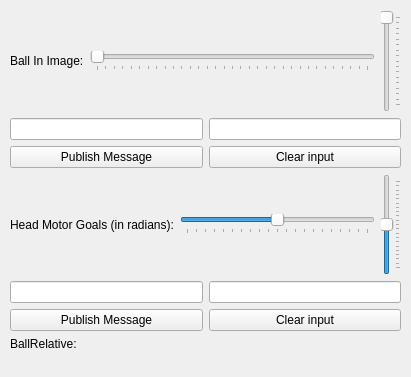
The window that rqt_test_head_behaviour/resource/test_head_behaviour_widget.ui (bit-bots/bitbots_main) describes before a commit, drawn with Qt 5.
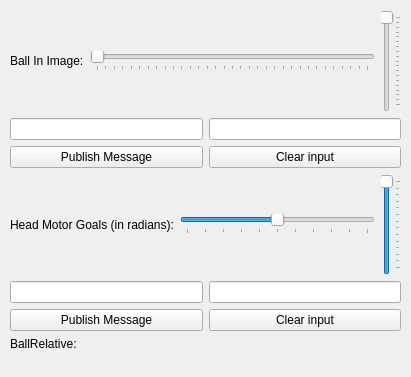
The same window after the commit.

```diff
--- a/rqt_test_head_behaviour/resource/test_head_behaviour_widget.ui
+++ b/rqt_test_head_behaviour/resource/test_head_behaviour_widget.ui
@@ -60,7 +60,7 @@
          <number>0</number>
         </property>
         <property name="maximum">
-         <number>320</number>
+         <number>360</number>
         </property>
         <property name="pageStep">
          <number>20</number>
@@ -121,13 +121,13 @@
       <item>
        <widget class="QSlider" name="head_pan">
         <property name="minimum">
-         <number>-200</number>
+         <number>-125</number>
         </property>
         <property name="maximum">
-         <number>200</number>
+         <number>125</number>
         </property>
         <property name="pageStep">
-         <number>20</number>
+         <number>25</number>
         </property>
         <property name="value">
          <number>0</number>
@@ -143,13 +143,13 @@
       <item>
        <widget class="QSlider" name="head_tilt">
         <property name="minimum">
-         <number>-200</number>
+         <number>-65</number>
         </property>
         <property name="maximum">
-         <number>200</number>
+         <number>0</number>
         </property>
         <property name="pageStep">
-         <number>20</number>
+         <number>5</number>
         </property>
         <property name="orientation">
          <enum>Qt::Vertical</enum>
```
